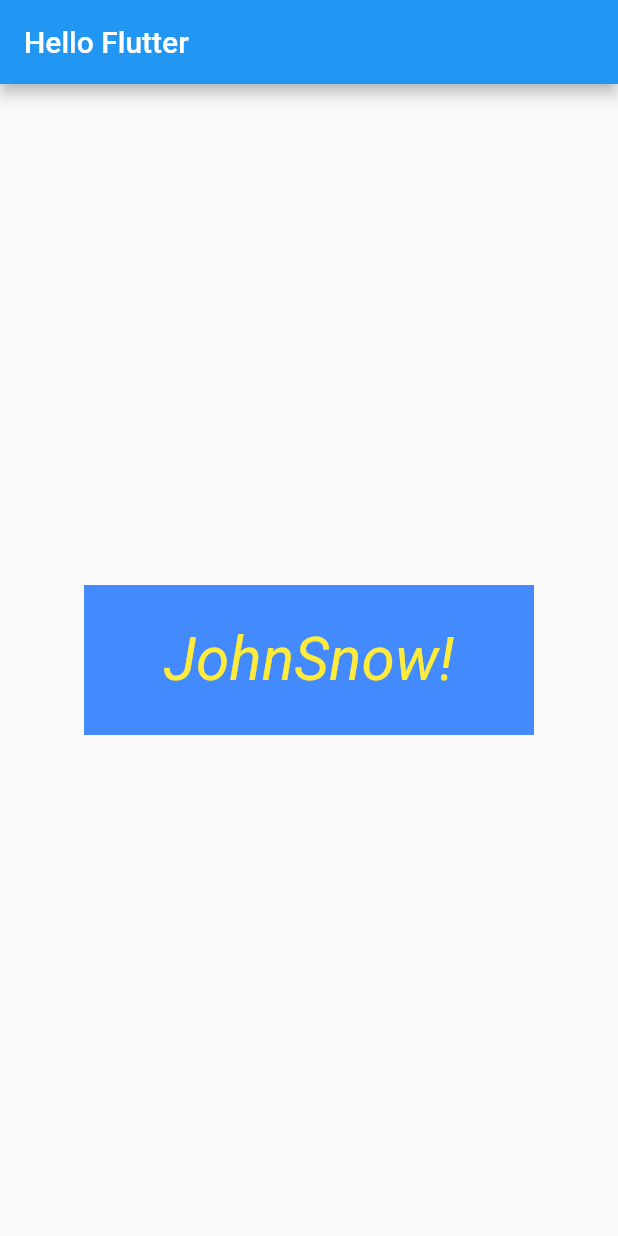
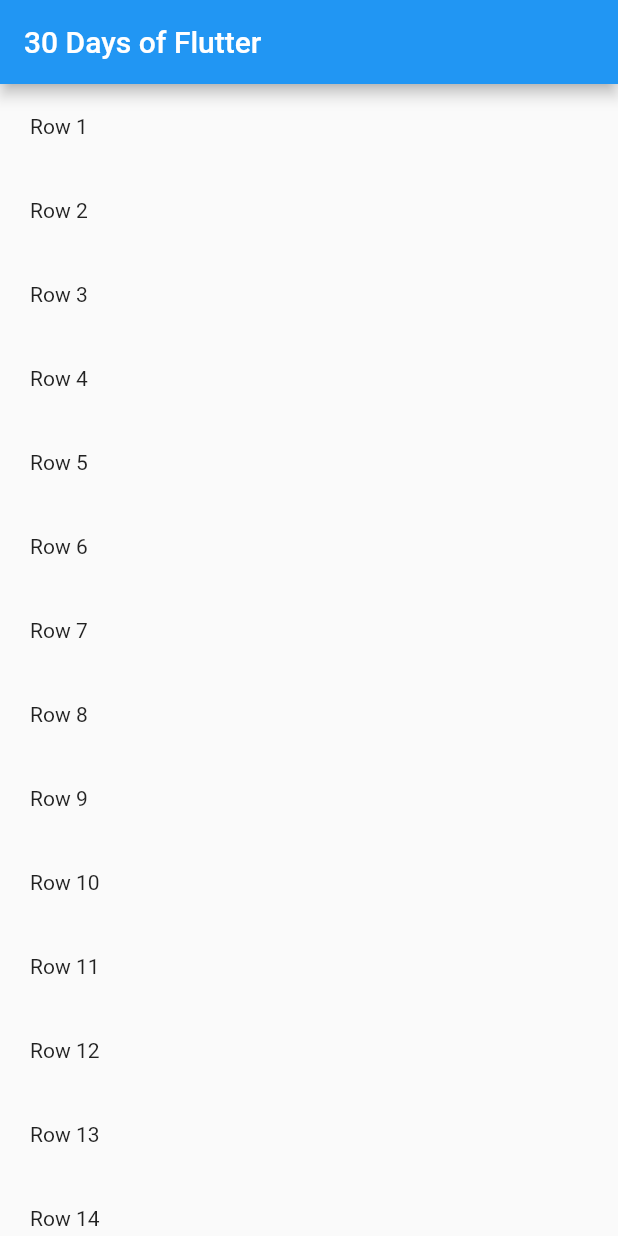
Before and after one commit to dgpGitH/flutter_step, a Flutter app: the screen it shows after launch, on a phone screen of 412 x 824 dp. Run offline on Flutter 3.47's test engine with Material 2 defaults, Android fonts, the phone set to English and light mode, and no system bars.

```diff
--- a/01_step0/step0/lib/main.dart
+++ b/01_step0/step0/lib/main.dart
@@ -1,40 +1,54 @@
 import 'package:flutter/material.dart';
 
 void main() {
-  runApp(
-    MaterialApp(
-      debugShowCheckedModeBanner: false,
-      title: 'Hello Flutter',
-      home: Scaffold(
-        appBar: AppBar(
-          title: Text('Hello Flutter'),
-        ),
-        body: StepFlutter(),
-      ),
-    ),
-  );
+    runApp(SampleApp());
 }
 
-class StepFlutter extends StatelessWidget {
+class SampleApp extends StatelessWidget {
+  // This widget is the root of your application.
   @override
   Widget build(BuildContext context) {
-    return Center(
-      child: Container(
-        color: Colors.blueAccent,
-        height: 100.0,
-        width: 300.0,
-        child: Center(
-          child: Text(
-            'JohnSnow!',
-            style: TextStyle(
-              color: Colors.yellow,
-              fontSize: 40.0,
-              fontStyle: FontStyle.italic,
-              ),
-            textAlign: TextAlign.center,
-          ),
-        ),
+    return MaterialApp(
+      title: '30 Days of Flutter',
+      theme: ThemeData(
+        primarySwatch: Colors.blue,
       ),
+      home: SampleAppPage(),
     );
   }
 }
+
+class SampleAppPage extends StatefulWidget {
+  SampleAppPage({Key key}) : super(key: key);
+
+  @override
+  _SampleAppPageState createState() => _SampleAppPageState();
+}
+
+class _SampleAppPageState extends State<SampleAppPage> {
+  @override
+  Widget build(BuildContext context) {
+    return Scaffold(
+      appBar: AppBar(
+        title: Text("30 Days of Flutter"),
+      ),
+      body: ListView(children: _getListData()),
+    );
+  }
+
+  _getListData() {
+    List<Widget> widgets = [];
+    for (int i = 1; i < 31; i++) {
+      widgets.add(GestureDetector(
+        child: Padding(
+          padding: EdgeInsets.all(20.0),
+          child: Text("Row $i"),
+        ),
+        onTap: () {
+          print('$i row tapped');
+        },
+      ));
+    }
+    return widgets;
+  }
+}
```
